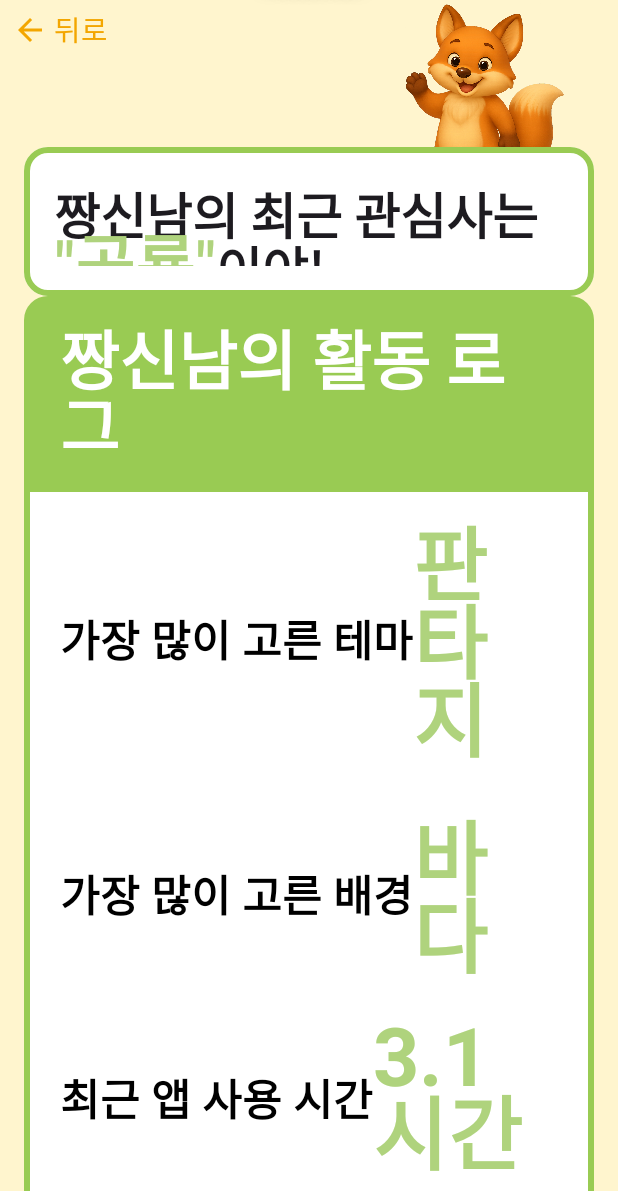
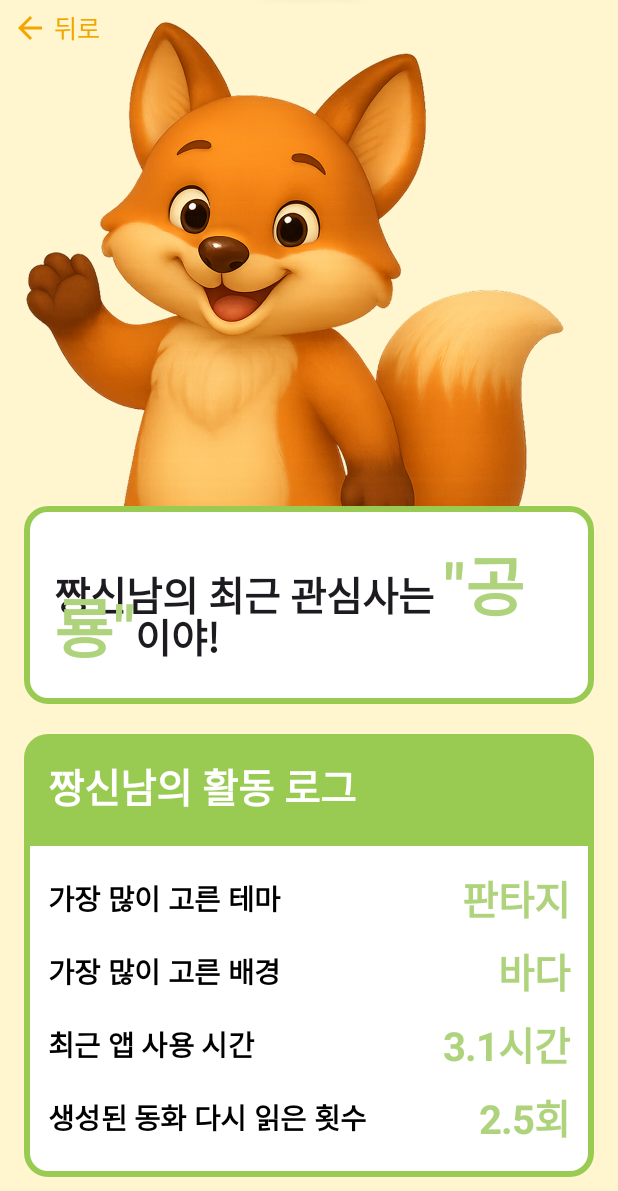
Before and after one commit to sookmyung-final-shinnam/real-final-android, an Android app built with Jetpack Compose: the DashboardScreen screen opened through its navigation route, on a phone screen of 412 x 824 dp, the part 45-1236 px from its top. Run offline under Robolectric (Android 15) with nearby library versions, the phone set to English and light mode, and no system bars; our stand-ins replace Dagger/Hilt's generated code; network calls fail.

Commit message:
ref: 대시보드 화면 폰트 리팩토링

```diff
--- a/app/src/main/java/com/veryshinnam/myapp/common/component/BackButton.kt
+++ b/app/src/main/java/com/veryshinnam/myapp/common/component/BackButton.kt
@@ -8,19 +8,22 @@ import androidx.compose.foundation.layout.width
 import androidx.compose.material.icons.Icons
 import androidx.compose.material.icons.automirrored.filled.ArrowBack
 import androidx.compose.material3.Icon
+import androidx.compose.material3.MaterialTheme
 import androidx.compose.material3.Text
 import androidx.compose.runtime.Composable
 import androidx.compose.ui.Alignment
 import androidx.compose.ui.Modifier
 import androidx.compose.ui.res.colorResource
+import androidx.compose.ui.text.TextStyle
 import androidx.compose.ui.text.font.FontWeight
 import androidx.compose.ui.unit.dp
 import com.veryshinnam.myapp.R
 
 @Composable
 fun BackButton(
+    modifier: Modifier,
     onBackClick: () -> Unit,
-    modifier: Modifier
+    textStyle: TextStyle = MaterialTheme.typography.bodyMedium
 ) {
     // 이전 버튼
     Row(
@@ -34,9 +37,11 @@ fun BackButton(
             tint = colorResource(R.color.main_orange)
         )
         Spacer(Modifier.width(4.dp))
-        Text("뒤로",
-            fontWeight = FontWeight.Medium,
-            color = colorResource(R.color.main_orange)
+        Text(
+            text = "뒤로",
+            style = textStyle.copy(
+                color = colorResource(id = R.color.main_orange)
+            )
         )
     }
 }
--- a/app/src/main/java/com/veryshinnam/myapp/common/component/LogoBar.kt
+++ b/app/src/main/java/com/veryshinnam/myapp/common/component/LogoBar.kt
@@ -40,9 +40,9 @@ fun LogoBar(
         // 윤곽선 + 그림자
         Text(
             text = logoText,
-            color = Color.White,
             style = logoTextStyle.copy(
                 fontWeight = FontWeight.Black,
+                color = Color.White,
                 drawStyle = Stroke(width = 8f),
                 shadow = Shadow(
                     color = Color.Gray.copy(alpha = 0.6f),
@@ -55,9 +55,9 @@ fun LogoBar(
         // 실제 텍스트
         Text(
             text = logoText,
-            color = colorResource(R.color.brand_orange),
             style = logoTextStyle.copy(
-                fontWeight = FontWeight.Black
+                fontWeight = FontWeight.Black,
+                color = colorResource(R.color.brand_orange)
             ),
             modifier = if (onLogoClick != null) {
                 Modifier.clickable(
--- a/app/src/main/java/com/veryshinnam/myapp/common/component/LogoTitle.kt
+++ b/app/src/main/java/com/veryshinnam/myapp/common/component/LogoTitle.kt
@@ -27,8 +27,10 @@ fun LogoTitle(
         // 로고 위 문구 텍스트
         Text(
             text = subText,
-            color = colorResource(R.color.brand_orange),
-            style = subTextStyle.copy(fontWeight = FontWeight.Bold)
+            style = subTextStyle.copy(
+                fontWeight = FontWeight.Bold,
+                color = colorResource(R.color.brand_orange)
+            )
         )
 
         // 로고
--- a/app/src/main/java/com/veryshinnam/myapp/feature/collection/ui/CollectionScreen.kt
+++ b/app/src/main/java/com/veryshinnam/myapp/feature/collection/ui/CollectionScreen.kt
@@ -68,7 +68,11 @@ fun CollectionScreen(
                 .padding(innerPadding),
             contentAlignment = Alignment.Center
         ) {
-            BackButton(onBack, modifier = Modifier.align(Alignment.TopStart))
+            BackButton(
+                modifier = Modifier.align(Alignment.TopStart),
+                onBackClick = onBack
+            )
+
             when (val state = uiState) {
                 // 조회 로딩 중
                 is CollectionUiState.Loading -> {
--- a/app/src/main/java/com/veryshinnam/myapp/feature/dashboard/component/DashboardInfoRow.kt
+++ b/app/src/main/java/com/veryshinnam/myapp/feature/dashboard/component/DashboardInfoRow.kt
@@ -1,6 +1,5 @@
 package com.veryshinnam.myapp.feature.dashboard.component
 
-import androidx.compose.foundation.background
 import androidx.compose.foundation.layout.Arrangement
 import androidx.compose.foundation.layout.Row
 import androidx.compose.foundation.layout.fillMaxWidth
@@ -10,15 +9,16 @@ import androidx.compose.runtime.Composable
 import androidx.compose.ui.Alignment
 import androidx.compose.ui.Modifier
 import androidx.compose.ui.graphics.Color
-import androidx.compose.ui.res.colorResource
+import androidx.compose.ui.text.TextStyle
 import androidx.compose.ui.text.font.FontWeight
-import com.veryshinnam.myapp.R
 
 @Composable
 fun DashboardInfoRow(
     label: String,
     value: String,
     textColor: Color,
+    labelTextStyle: TextStyle = MaterialTheme.typography.titleMedium,
+    valueTextStyle: TextStyle = MaterialTheme.typography.titleLarge
 ) {
     Row(
         modifier = Modifier.fillMaxWidth(),
@@ -27,12 +27,16 @@ fun DashboardInfoRow(
     ) {
         Text( // 라벨
             text = label,
-            style = MaterialTheme.typography.headlineSmall.copy(fontWeight = FontWeight.SemiBold)
+            style =labelTextStyle.copy(
+                fontWeight = FontWeight.SemiBold
+            )
         )
         Text( // 값
             text = value,
-            color = textColor,
-            style = MaterialTheme.typography.displayMedium.copy(fontWeight = FontWeight.Bold)
+            style = valueTextStyle.copy(
+                fontWeight = FontWeight.Bold,
+                color = textColor
+            )
         )
     }
 }
--- a/app/src/main/java/com/veryshinnam/myapp/feature/dashboard/component/DashboardPlayInfo.kt
+++ b/app/src/main/java/com/veryshinnam/myapp/feature/dashboard/component/DashboardPlayInfo.kt
@@ -15,19 +15,22 @@ import androidx.compose.ui.Alignment
 import androidx.compose.ui.Modifier
 import androidx.compose.ui.graphics.Color
 import androidx.compose.ui.res.colorResource
+import androidx.compose.ui.text.TextStyle
 import androidx.compose.ui.text.font.FontWeight
+import androidx.compose.ui.unit.Dp
 import androidx.compose.ui.unit.dp
 import com.veryshinnam.myapp.R
 import com.veryshinnam.myapp.feature.dashboard.model.PlayData
 
 @Composable
 fun DashboardLanguageInfo(
+    modifier: Modifier,
     username: String,
     playData: PlayData,
-    modifier: Modifier
+    textStyle: TextStyle = MaterialTheme.typography.titleLarge,
+    verticalPadding: Dp = 20.dp,
+    horizontalPadding: Dp = 16.dp
 ) {
-    val vertical = 10.dp
-    val horizontal = 24.dp
     Column(modifier = modifier.fillMaxWidth()) {
 
         // 상단 타이틀
@@ -38,12 +41,14 @@ fun DashboardLanguageInfo(
                     color = colorResource(id = R.color.deep_green),
                     shape = RoundedCornerShape(topStart = 16.dp, topEnd = 16.dp) // 위만 둥글게
                 )
-                .padding(vertical = vertical, horizontal = horizontal)
+                .padding(horizontalPadding)
         ) {
             Text(
                 text = "${username}의 활동 로그",
-                color = Color.White,
-                style = MaterialTheme.typography.displaySmall.copy(fontWeight = FontWeight.SemiBold)
+                style =textStyle.copy(
+                    fontWeight = FontWeight.Bold,
+                    color = Color.White
+                )
             )
         }
 
@@ -62,8 +67,10 @@ fun DashboardLanguageInfo(
                 )
         ) {
             Column(
-                modifier = Modifier.fillMaxWidth().padding(vertical = vertical, horizontal = horizontal),
-                verticalArrangement = Arrangement.spacedBy(12.dp),
+                modifier = Modifier
+                    .fillMaxWidth()
+                    .padding(vertical = verticalPadding, horizontal = horizontalPadding),
+                verticalArrangement = Arrangement.spacedBy(verticalPadding / 2),
                 horizontalAlignment = Alignment.CenterHorizontally
             ) {
                 DashboardInfoRow("가장 많이 고른 테마", playData.mostSelectedTheme, colorResource(R.color.light_green))
--- a/app/src/main/java/com/veryshinnam/myapp/feature/dashboard/component/DashboardUserInfo.kt
+++ b/app/src/main/java/com/veryshinnam/myapp/feature/dashboard/component/DashboardUserInfo.kt
@@ -18,6 +18,7 @@ import androidx.compose.ui.graphics.Color
 import androidx.compose.ui.layout.ContentScale
 import androidx.compose.ui.res.colorResource
 import androidx.compose.ui.res.painterResource
+import androidx.compose.ui.text.TextStyle
 import androidx.compose.ui.text.buildAnnotatedString
 import androidx.compose.ui.text.font.FontWeight
 import androidx.compose.ui.text.withStyle
@@ -26,9 +27,11 @@ import com.veryshinnam.myapp.R
 
 @Composable
 fun DashboardUserInfo(
+    modifier: Modifier,
     username: String,
     interest: String,
-    modifier: Modifier
+    textStyle: TextStyle = MaterialTheme.typography.titleLarge,
+    spanTextStyle: TextStyle = MaterialTheme.typography.displaySmall
 ) {
     Column(
         modifier = modifier.fillMaxHeight()
@@ -56,8 +59,8 @@ fun DashboardUserInfo(
                     append("${username}의 최근 관심사는 ")
 
                     withStyle(
-                        style = MaterialTheme.typography.displaySmall
-                            .copy(fontWeight = FontWeight.SemiBold)
+                        style = spanTextStyle
+                            .copy(fontWeight = FontWeight.Bold)
                             .toSpanStyle()
                             .copy(color = colorResource(id = R.color.light_green))
                     ) {
@@ -67,7 +70,9 @@ fun DashboardUserInfo(
                     append("이야!")
                 },
                 modifier = Modifier.padding(20.dp),
-                style = MaterialTheme.typography.headlineMedium.copy(fontWeight = FontWeight.SemiBold)
+                style = textStyle.copy(
+                    fontWeight = FontWeight.Bold
+                )
             )
         }
     }
--- a/app/src/main/java/com/veryshinnam/myapp/feature/dashboard/ui/DashboardScreen.kt
+++ b/app/src/main/java/com/veryshinnam/myapp/feature/dashboard/ui/DashboardScreen.kt
@@ -1,6 +1,7 @@
 package com.veryshinnam.myapp.feature.dashboard.ui
 
 import androidx.activity.compose.BackHandler
+import androidx.compose.foundation.layout.Arrangement
 import androidx.compose.foundation.layout.Box
 import androidx.compose.foundation.layout.BoxWithConstraints
 import androidx.compose.foundation.layout.PaddingValues
@@ -78,37 +79,32 @@ fun DashboardScreen(
                 }
                 // 조회 성공
                 is DashboardUiState.Success -> {
-                    BoxWithConstraints(modifier = Modifier.fillMaxSize()) {
-                        val topSectionHeight = maxHeight * 0.25f
-
                     LazyColumn(
                         modifier = Modifier.fillMaxSize(),
-                            contentPadding = PaddingValues(horizontal = 16.dp),
+                        verticalArrangement = Arrangement.spacedBy(20.dp),
+                        contentPadding = PaddingValues(horizontal = 16.dp)
                     ) {
                         item {
                             DashboardUserInfo(
+                                modifier = Modifier.fillMaxWidth(),
                                 username = state.username,
-                                    interest = state.interest,
-                                    modifier = Modifier
-                                        .fillMaxWidth()
-                                        .height(topSectionHeight) // 화면 높이의 25%
+                                interest = state.interest
                             )
                         }
+
                         item {
                             DashboardLanguageInfo(
+                                modifier = Modifier.fillMaxWidth(),
                                 username = state.username,
-                                playData = state.playData,
-                                modifier = Modifier.fillMaxWidth()
+                                playData = state.playData
                             )
                         }
-                            item {
-                                Spacer(Modifier.height(40.dp))
-                            }
+
                         item {
                             DashboardLanguageInfo(
+                                modifier = Modifier.fillMaxWidth(),
                                 username = state.username,
-                                    languageData = state.languageData,
-                                    modifier = Modifier.fillMaxWidth()
+                                languageData = state.languageData
                             )
                         }
                     }
@@ -117,4 +113,3 @@ fun DashboardScreen(
         }
     }
 }
-}
--- a/app/src/main/java/com/veryshinnam/myapp/feature/home/component/HomeNullCard.kt
+++ b/app/src/main/java/com/veryshinnam/myapp/feature/home/component/HomeNullCard.kt
@@ -47,9 +47,11 @@ fun HomeNullCard(
         Text(
             text = nullText,
             modifier = Modifier.fillMaxWidth(),
-            style = nullTextStyle.copy(fontWeight = FontWeight.Bold),
+            style = nullTextStyle.copy(
+                fontWeight = FontWeight.Bold,
+                color = Color.White
+            ),
             textAlign = TextAlign.Center,
-            color = Color.White
         )
     }
 }
```
Also changed, not shown: app/src/main/java/com/veryshinnam/myapp/feature/dashboard/component/DashboardLanguageInfo.kt (+13 -8 lines), app/src/main/java/com/veryshinnam/myapp/feature/home/component/HomeFavoriteCarousel.kt (+8 -3 lines), app/src/main/java/com/veryshinnam/myapp/feature/home/component/HomeUserInfo.kt (+6 -2 lines), app/src/main/java/com/veryshinnam/myapp/feature/home/component/HomeUserItem.kt (+5 -3 lines). Lines whose indentation alone changed are shown as unchanged.
